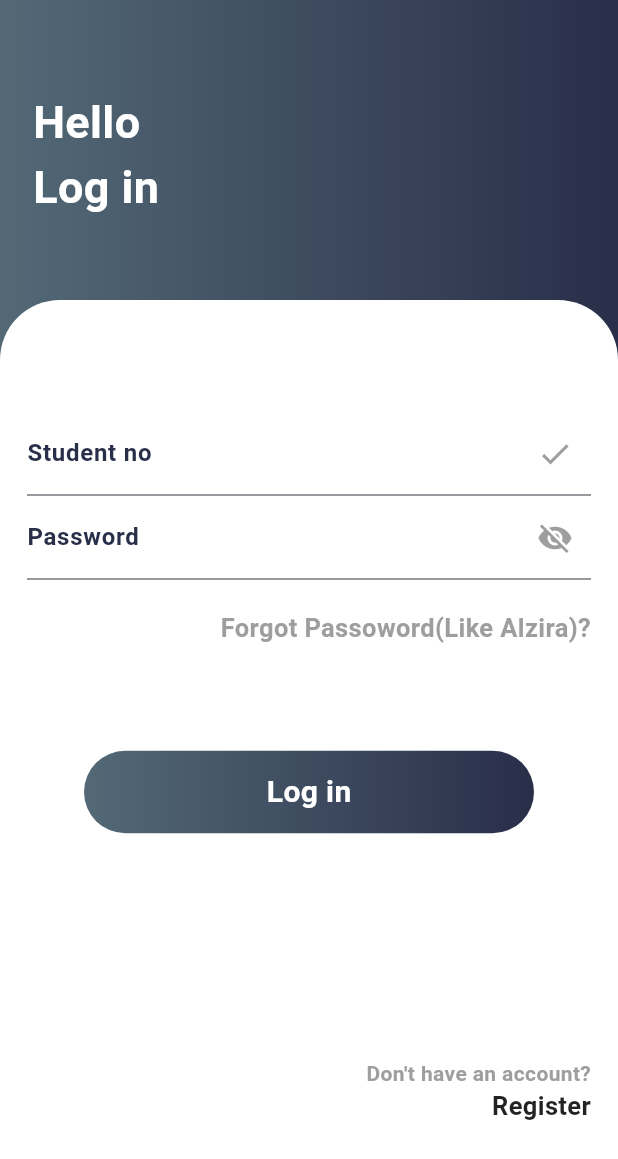
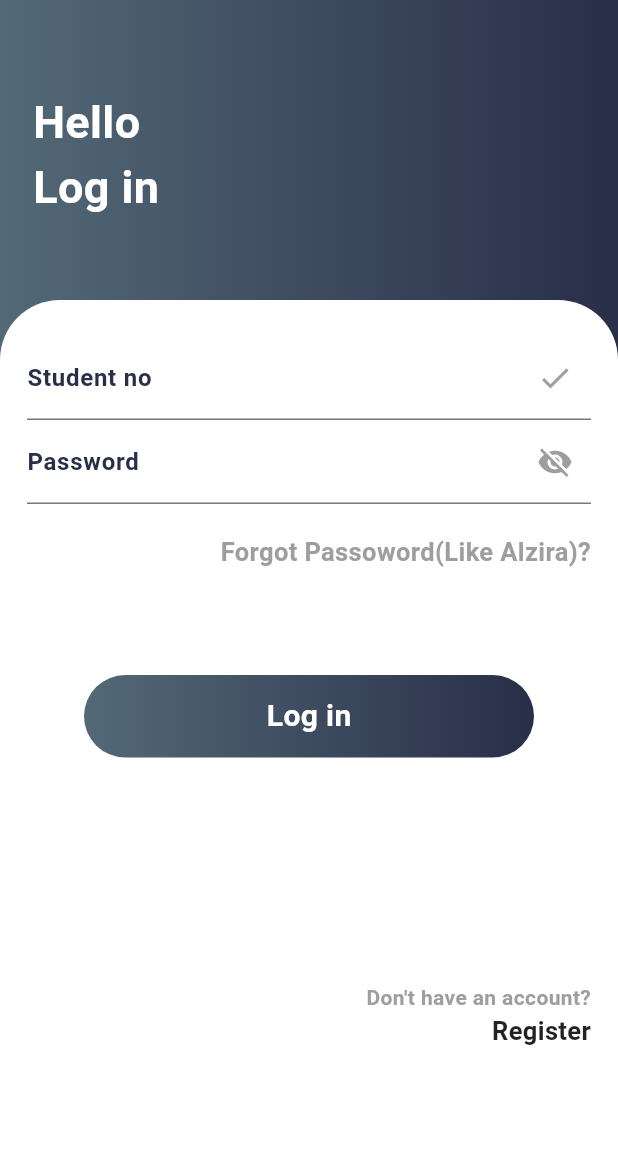
Before and after one commit to sein-pr/classrapp, a Flutter app: the LoginScreen screen opened directly, on a phone screen of 412 x 824 dp. Shown: the top 1159 px of the screen. Run offline on Flutter 3.47's test engine with Material 3 defaults, Android fonts, the phone set to English and light mode, and no system bars.

Commit message:
Yoh at this point i did too much, i don't even know what, but it looks good, now i move on to the main function

```diff
--- a/lib/main.dart
+++ b/lib/main.dart
@@ -1,3 +1,4 @@
+import 'package:classrapp/screens/auth/login_screen.dart';
 import 'package:classrapp/screens/auth/register_screen.dart';
 import 'package:classrapp/screens/splash/splash.dart';
 import 'package:flutter/material.dart';
@@ -52,7 +53,7 @@ class _MyAppState extends State<MyApp> {
           ),
         ),
       ),
-      home: const RegisterScreen(),
+      home: const SplashScreen(),
     );
   }
 }
--- a/lib/screens/auth/login_screen.dart
+++ b/lib/screens/auth/login_screen.dart
@@ -1,5 +1,4 @@
 import 'package:flutter/material.dart';
-import 'package:flutter/widgets.dart';
 
 class LoginScreen extends StatelessWidget {
   const LoginScreen({super.key});
@@ -7,7 +6,9 @@ class LoginScreen extends StatelessWidget {
   @override
   Widget build(BuildContext context) {
     return Scaffold(
+      resizeToAvoidBottomInset: false, // Disable automatic resize
       body: Stack(
+        fit: StackFit.expand, // Expand the stack to the full screen
         children: [
           Container(
             height: double.infinity,
@@ -27,25 +28,29 @@ class LoginScreen extends StatelessWidget {
                 style: TextStyle(
                   fontSize: 30,
                   color: Colors.white,
-                    fontWeight: FontWeight.bold),
+                  fontWeight: FontWeight.bold,
                 ),
               ),
             ),
-          Padding(
-            padding: EdgeInsets.only(top: 200.0),
+          ),
+          Listener(
+            onPointerDown: (_) {
+              FocusManager.instance.primaryFocus?.unfocus();
+            },
+            child: Padding(
+              padding: const EdgeInsets.only(top: 200.0),
               child: Container(
                 decoration: const BoxDecoration(
                   borderRadius: BorderRadius.only(
                     topLeft: Radius.circular(40),
                     topRight: Radius.circular(40),
                   ),
-                  color: Colors.white),
-              height: double.infinity,
-              width: double.infinity,
+                  color: Colors.white,
+                ),
                 child: Padding(
-                padding: EdgeInsets.only(left: 18.0, right: 18),
+                  padding: const EdgeInsets.only(left: 18.0, right: 18, top: 24, bottom: 24),
                   child: Column(
-                  mainAxisAlignment: MainAxisAlignment.center,
+                    mainAxisSize: MainAxisSize.min,
                     children: [
                       const TextField(
                         decoration: InputDecoration(
@@ -77,9 +82,7 @@ class LoginScreen extends StatelessWidget {
                           ),
                         ),
                       ),
-                    const SizedBox(
-                      height: 20,
-                    ),
+                      const SizedBox(height: 20),
                       const Align(
                         alignment: Alignment.centerRight,
                         child: Text(
@@ -91,21 +94,18 @@ class LoginScreen extends StatelessWidget {
                           ),
                         ),
                       ),
-                    const SizedBox(
-                      height: 70,
-                    ),
-
-                    //Button for loging in
+                      const SizedBox(height: 70),
                       Container(
                         height: 55,
                         width: 300,
                         decoration: BoxDecoration(
                           borderRadius: BorderRadius.circular(30),
-                        gradient: const LinearGradient(colors: [
+                          gradient: const LinearGradient(
+                            colors: [
                               Color(0xFF536976),
-                          Color(0xFF292e49,
+                              Color(0xFF292e49),
+                            ],
                           ),
-                        ]),
                         ),
                         child: const Center(
                           child: Text(
@@ -118,11 +118,7 @@ class LoginScreen extends StatelessWidget {
                           ),
                         ),
                       ),
-
-                    //Button ends here
-                    const SizedBox(
-                      height: 150,
-                    ),
+                      const SizedBox(height: 150),
                       const Align(
                         alignment: Alignment.bottomRight,
                         child: Column(
@@ -151,7 +147,8 @@ class LoginScreen extends StatelessWidget {
                   ),
                 ),
               ),
-          )
+            ),
+          ),
         ],
       ),
     );
--- a/lib/widgets/splash_loading_indicator.dart
+++ b/lib/widgets/splash_loading_indicator.dart
@@ -1,6 +1,8 @@
 import 'package:flutter/material.dart';
 
 class SplashLoadingIndicator extends StatefulWidget {
+  const SplashLoadingIndicator({super.key});
+
   @override
   _SplashLoadingIndicatorState createState() => _SplashLoadingIndicatorState();
 }
@@ -49,10 +51,10 @@ class _SplashLoadingIndicatorState extends State<SplashLoadingIndicator>
         builder: (context, child) {
           return Opacity(
             opacity: _opacityAnimation.value,
-            child: Center(
+            child: const Center(
               child: CircularProgressIndicator(
                 valueColor: AlwaysStoppedAnimation<Color>(
-                  Theme.of(context).primaryColor,
+                  Colors.white,
                 ),
               ),
             ),
```
Also changed, not shown: lib/screens/auth/register_screen.dart (+43 -22 lines), lib/screens/splash/splash.dart (+26 -6 lines). Lines whose indentation alone changed are shown as unchanged.
